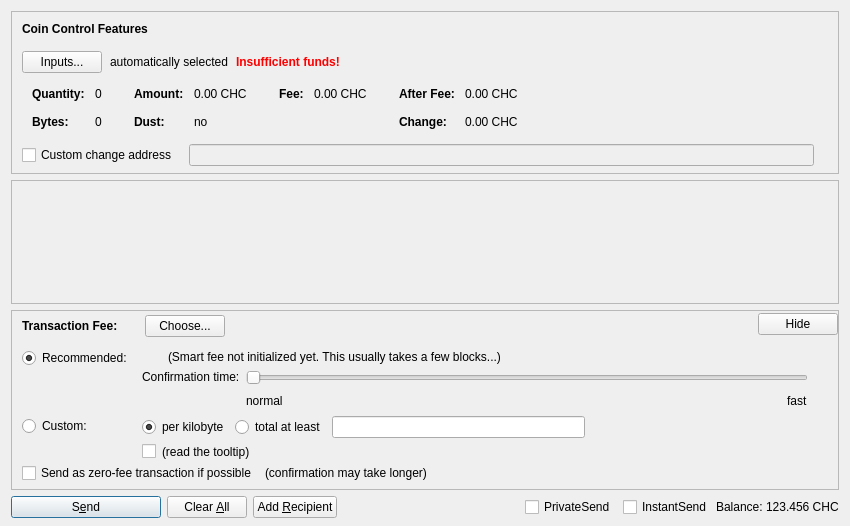
This is src/qt/forms/sendcoinsdialog.ui in mabtcoin/chaincoin as Qt 5 draws it before an edit. The edited form follows.
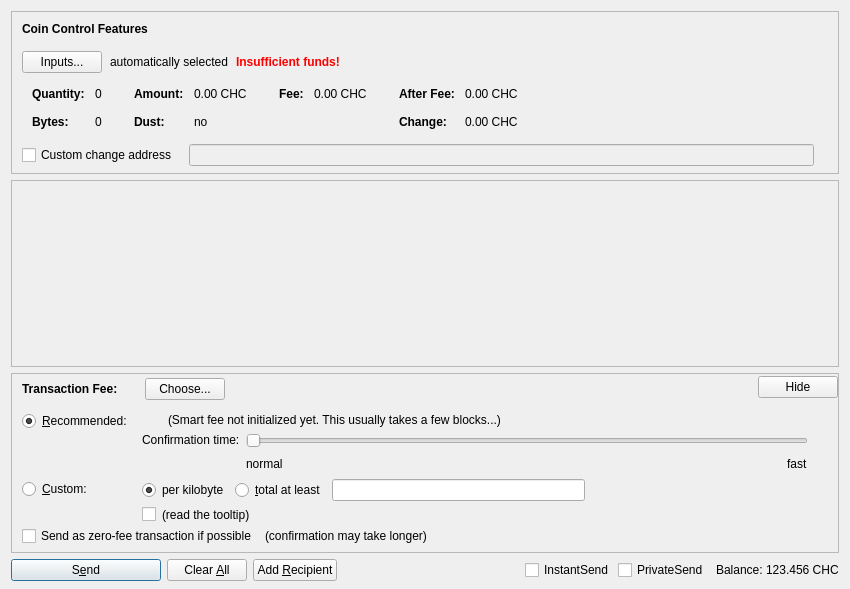
This is the edited form. Custom widgets are drawn as their Qt base class.

Diff of the .ui file:
```diff
--- a/src/qt/forms/sendcoinsdialog.ui
+++ b/src/qt/forms/sendcoinsdialog.ui
@@ -7,7 +7,7 @@
     <x>0</x>
     <y>0</y>
     <width>850</width>
-    <height>526</height>
+    <height>589</height>
    </rect>
   </property>
   <property name="windowTitle">
@@ -588,7 +588,7 @@
         <x>0</x>
         <y>0</y>
         <width>830</width>
-        <height>69</height>
+        <height>79</height>
        </rect>
       </property>
       <layout class="QVBoxLayout" name="verticalLayout_2" stretch="0,1">
@@ -845,7 +845,7 @@
                     <string>If the custom fee is set to 1000 duffs and the transaction is only 250 bytes, then &quot;per kilobyte&quot; only pays 250 duffs in fee,&lt;br /&gt;while &quot;total at least&quot; pays 1000 duffs. For transactions bigger than a kilobyte both pay by kilobyte.</string>
                    </property>
                    <property name="text">
-                    <string>total at least</string>
+                    <string>&amp;total at least</string>
                    </property>
                    <attribute name="buttonGroup">
                     <string notr="true">groupCustomFee</string>
@@ -920,7 +920,7 @@
                <item>
                 <widget class="QRadioButton" name="radioSmartFee">
                  <property name="text">
-                  <string>Recommended:</string>
+                  <string>&amp;Recommended:</string>
                  </property>
                  <property name="checked">
                   <bool>true</bool>
@@ -950,7 +950,7 @@
                <item>
                 <widget class="QRadioButton" name="radioCustomFee">
                  <property name="text">
-                  <string>Custom:</string>
+                  <string>&amp;Custom:</string>
                  </property>
                  <attribute name="buttonGroup">
                   <string notr="true">groupFee</string>
@@ -1286,22 +1286,6 @@
        <property name="spacing">
         <number>3</number>
        </property>
-       <item>
-        <widget class="QCheckBox" name="checkUsePrivateSend">
-         <property name="minimumSize">
-          <size>
-           <width>95</width>
-           <height>0</height>
-          </size>
-         </property>
-         <property name="text">
-          <string>PrivateSend</string>
-         </property>
-         <property name="checked">
-          <bool>false</bool>
-         </property>
-        </widget>
-       </item>
        <item>
         <widget class="QCheckBox" name="checkUseInstantSend">
          <property name="enabled">
@@ -1318,6 +1302,22 @@
          </property>
         </widget>
        </item>
+       <item>
+        <widget class="QCheckBox" name="checkUsePrivateSend">
+         <property name="minimumSize">
+          <size>
+           <width>95</width>
+           <height>0</height>
+          </size>
+         </property>
+         <property name="text">
+          <string>PrivateSend</string>
+         </property>
+         <property name="checked">
+          <bool>false</bool>
+         </property>
+        </widget>
+       </item>
        <item>
         <widget class="QLabel" name="label">
          <property name="text">
```
Left out of the diff: 4 changed lines with no effect on the pictures.
